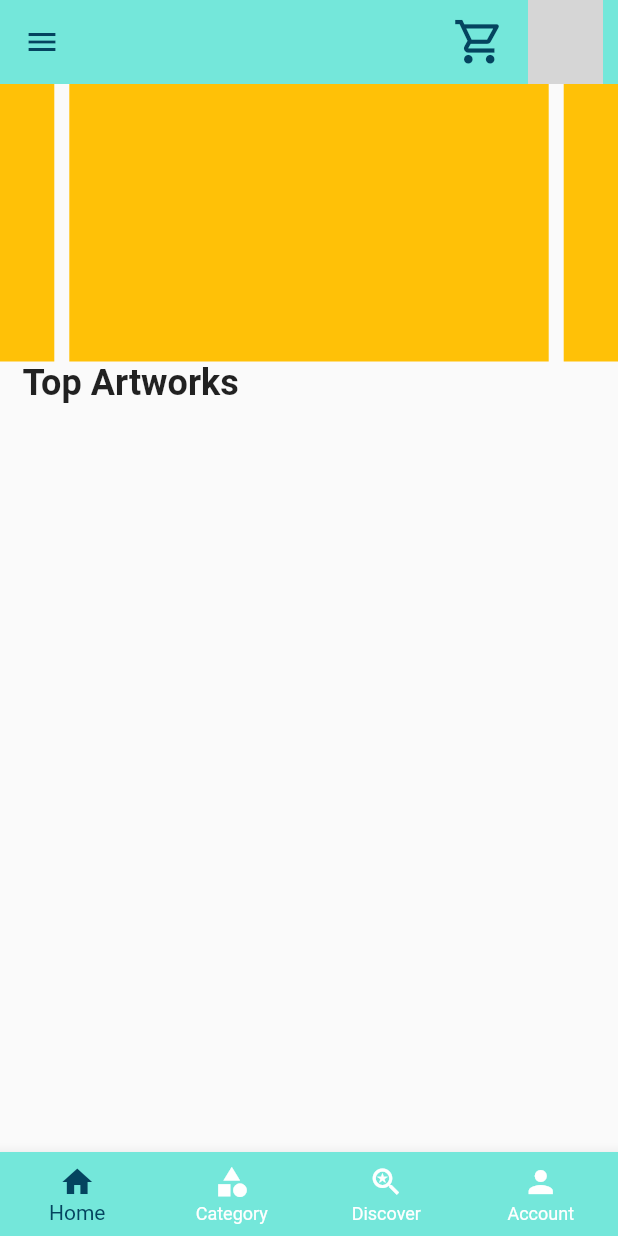
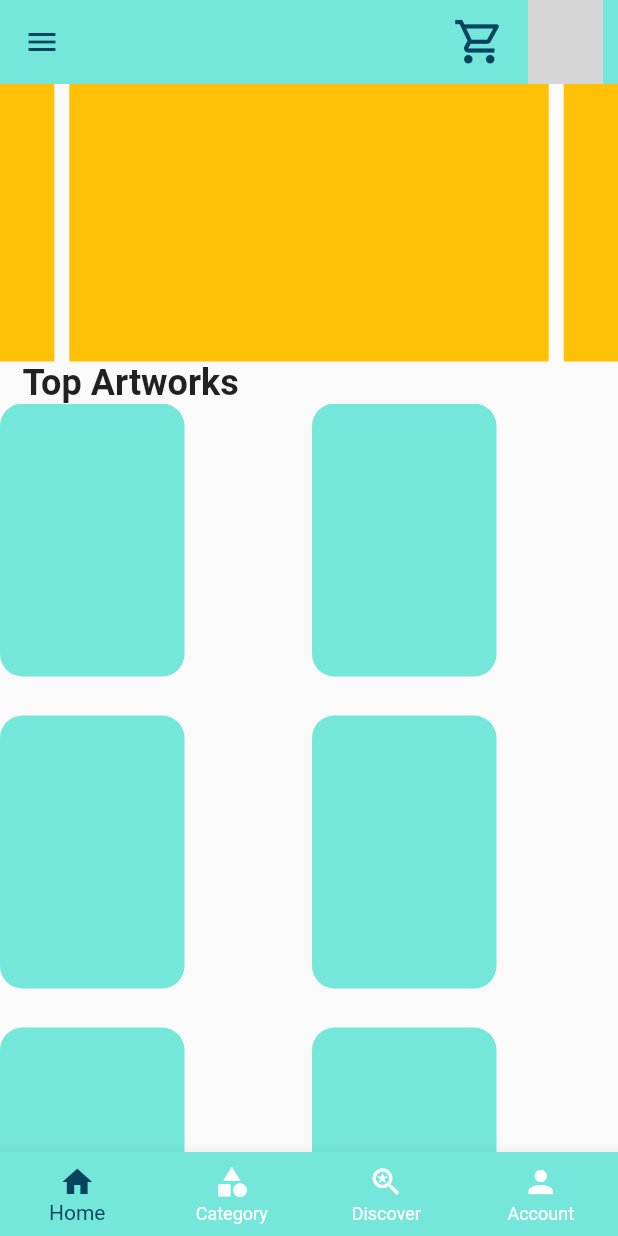
Before and after one commit to mvharikrishnan/E-Commerce, a Flutter app: the screen it shows after launch, on a phone screen of 412 x 824 dp. Run offline on Flutter 3.47's test engine with Material 2 defaults, Android fonts, the phone set to English and light mode, and no system bars; drawn by our look-alikes of carousel_slider; network calls fail; grey boxes are pictures that could not be loaded.

```diff
--- a/lib/view/presentation/user/discover_screen/screenDiscoverU.dart
+++ b/lib/view/presentation/user/discover_screen/screenDiscoverU.dart
@@ -81,7 +81,7 @@ class ScreenDiscoverUser extends StatelessWidget {
                             borderRadius: BorderRadius.circular(10),
                             image: DecorationImage(
                               fit: BoxFit.fill,
-                              image: NetworkImage(userDummyImage)
+                              image: NetworkImage(userDummyImage),
                             ),
                           ),
                         ),
@@ -124,7 +124,9 @@ class ScreenDiscoverUser extends StatelessWidget {
                     ],
                   );
                 },
-                separatorBuilder: (context, index) => sizedBoxHeight10,
+                separatorBuilder: (context, index) => const SizedBox(
+                  height: 20,
+                ),
                 itemCount: 10,
               ),
             ),
--- a/lib/view/presentation/user/home_screen/screenHomeU.dart
+++ b/lib/view/presentation/user/home_screen/screenHomeU.dart
@@ -16,8 +16,7 @@ class ScreenHomeUser extends StatelessWidget {
       drawer: Drawer(
         backgroundColor: offWhiteK,
       ),
-      body: SingleChildScrollView(
-        child: Column(
+      body: Column(
         crossAxisAlignment: CrossAxisAlignment.start,
         children: [
           // const SlidingBarItem(),
@@ -46,16 +45,17 @@ class ScreenHomeUser extends StatelessWidget {
               style: TextStyle(fontSize: 24, fontWeight: FontWeight.bold),
             ),
           ),
-            // GridView.builder(
-            //   itemCount: 30 ,
-            //   gridDelegate: SliverGridDelegateWithFixedCrossAxisCount(
-            //       crossAxisCount: 2, crossAxisSpacing: 4.0, mainAxisSpacing: 4.0),
-            //   itemBuilder: (context, index) {
-            //     return HomeScreenGridTile();
-            //   },
-            // ),
+          Expanded(
+            child: GridView.builder(
+              itemCount: 30 ,
+              gridDelegate: SliverGridDelegateWithFixedCrossAxisCount(
+                  crossAxisCount: 2, crossAxisSpacing: 4.0, mainAxisSpacing: 4.0),
+              itemBuilder: (context, index) {
+                return HomeScreenGridTile();
+              },
+            ),
+          ),
         ],
-        ),
       ),
     );
   }
```
Lines whose indentation alone changed are shown as unchanged.
